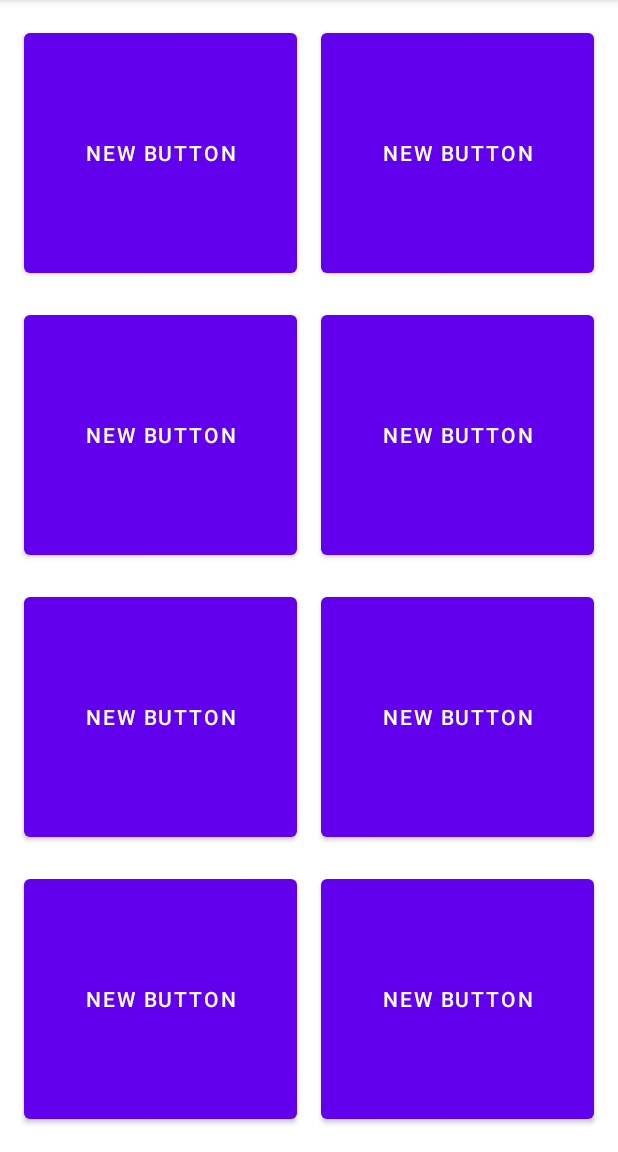
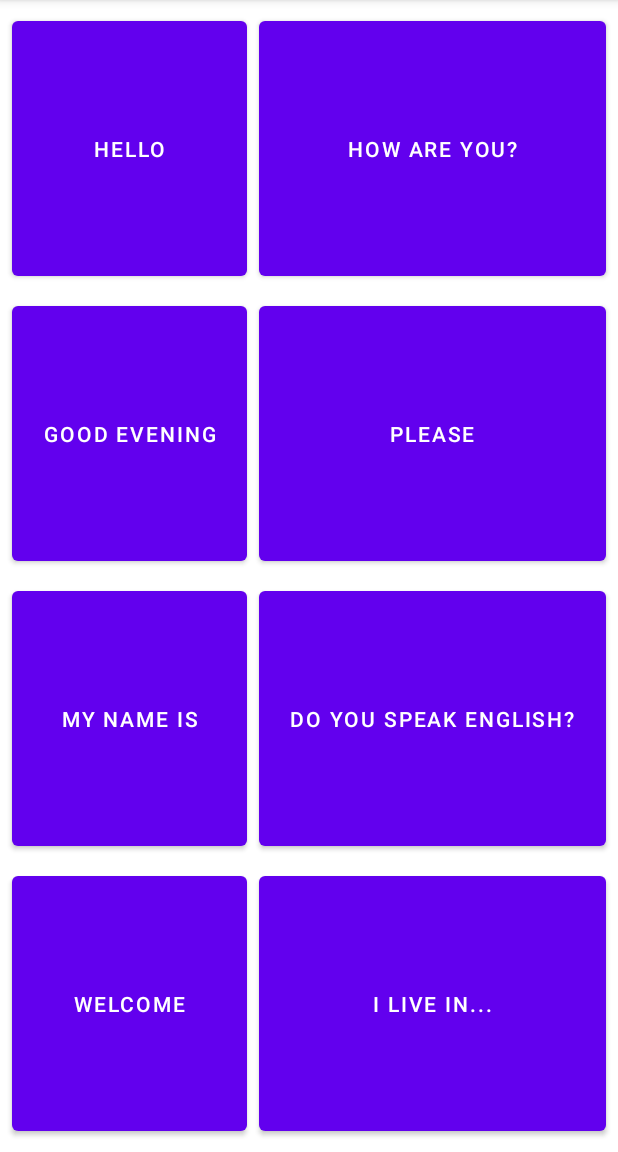
Before and after one commit to iamspd/grid_layout_demo, an Android app: the screen it shows after launch (MainActivity), on a phone screen of 412 x 824 dp, the part 84-1236 px from its top. Run offline under Robolectric (Android 15) with nearby library versions, the phone set to English and light mode, and no system bars.

Commit message:
activity_main.xml - layout updated

```diff
--- a/app/src/main/res/layout/activity_main.xml
+++ b/app/src/main/res/layout/activity_main.xml
@@ -9,10 +9,10 @@
     <GridLayout
         android:layout_width="match_parent"
         android:layout_height="match_parent"
-        android:layout_margin="8dp">
+        android:layout_margin="4dp">
 
         <Button
-            android:id="@+id/btn1"
+            android:id="@+id/btnHello"
             android:layout_width="wrap_content"
             android:layout_height="wrap_content"
             android:layout_row="0"
@@ -20,11 +20,11 @@
             android:layout_column="0"
             android:layout_columnWeight="1"
             android:layout_gravity="fill"
-            android:layout_margin="8dp"
-            android:text="New Button" />
+            android:layout_margin="4dp"
+            android:text="Hello" />
 
         <Button
-            android:id="@+id/btn2"
+            android:id="@+id/btnHowAreYou"
             android:layout_width="wrap_content"
             android:layout_height="wrap_content"
             android:layout_row="0"
@@ -32,11 +32,11 @@
             android:layout_column="1"
             android:layout_columnWeight="1"
             android:layout_gravity="fill"
-            android:layout_margin="8dp"
-            android:text="New Button" />
+            android:layout_margin="4dp"
+            android:text="How are you?" />
 
         <Button
-            android:id="@+id/btn3"
+            android:id="@+id/btnGoodEvening"
             android:layout_width="wrap_content"
             android:layout_height="wrap_content"
             android:layout_row="1"
@@ -44,11 +44,11 @@
             android:layout_column="0"
             android:layout_columnWeight="1"
             android:layout_gravity="fill"
-            android:layout_margin="8dp"
-            android:text="New Button" />
+            android:layout_margin="4dp"
+            android:text="Good Evening" />
 
         <Button
-            android:id="@+id/btn4"
+            android:id="@+id/btnPlease"
             android:layout_width="wrap_content"
             android:layout_height="wrap_content"
             android:layout_row="1"
@@ -56,11 +56,11 @@
             android:layout_column="1"
             android:layout_columnWeight="1"
             android:layout_gravity="fill"
-            android:layout_margin="8dp"
-            android:text="New Button" />
+            android:layout_margin="4dp"
+            android:text="Please" />
 
         <Button
-            android:id="@+id/btn5"
+            android:id="@+id/btnMyNameIs"
             android:layout_width="wrap_content"
             android:layout_height="wrap_content"
             android:layout_row="2"
@@ -68,11 +68,11 @@
             android:layout_column="0"
             android:layout_columnWeight="1"
             android:layout_gravity="fill"
-            android:layout_margin="8dp"
-            android:text="New Button" />
+            android:layout_margin="4dp"
+            android:text="My Name Is" />
 
         <Button
-            android:id="@+id/btn6"
+            android:id="@+id/btnDoYouSpeakEnglish"
             android:layout_width="wrap_content"
             android:layout_height="wrap_content"
             android:layout_row="2"
@@ -80,11 +80,11 @@
             android:layout_column="1"
             android:layout_columnWeight="1"
             android:layout_gravity="fill"
-            android:layout_margin="8dp"
-            android:text="New Button" />
+            android:layout_margin="4dp"
+            android:text="Do You Speak English?" />
 
         <Button
-            android:id="@+id/btn7"
+            android:id="@+id/btnWelcome"
             android:layout_width="wrap_content"
             android:layout_height="wrap_content"
             android:layout_row="3"
@@ -92,11 +92,11 @@
             android:layout_column="0"
             android:layout_columnWeight="1"
             android:layout_gravity="fill"
-            android:layout_margin="8dp"
-            android:text="New Button" />
+            android:layout_margin="4dp"
+            android:text="Welcome" />
 
         <Button
-            android:id="@+id/btn8"
+            android:id="@+id/btnILiveIn..."
             android:layout_width="wrap_content"
             android:layout_height="wrap_content"
             android:layout_row="3"
@@ -104,8 +104,8 @@
             android:layout_column="1"
             android:layout_columnWeight="1"
             android:layout_gravity="fill"
-            android:layout_margin="8dp"
-            android:text="New Button" />
+            android:layout_margin="4dp"
+            android:text="I Live In..." />
 
     </GridLayout>
 
```
